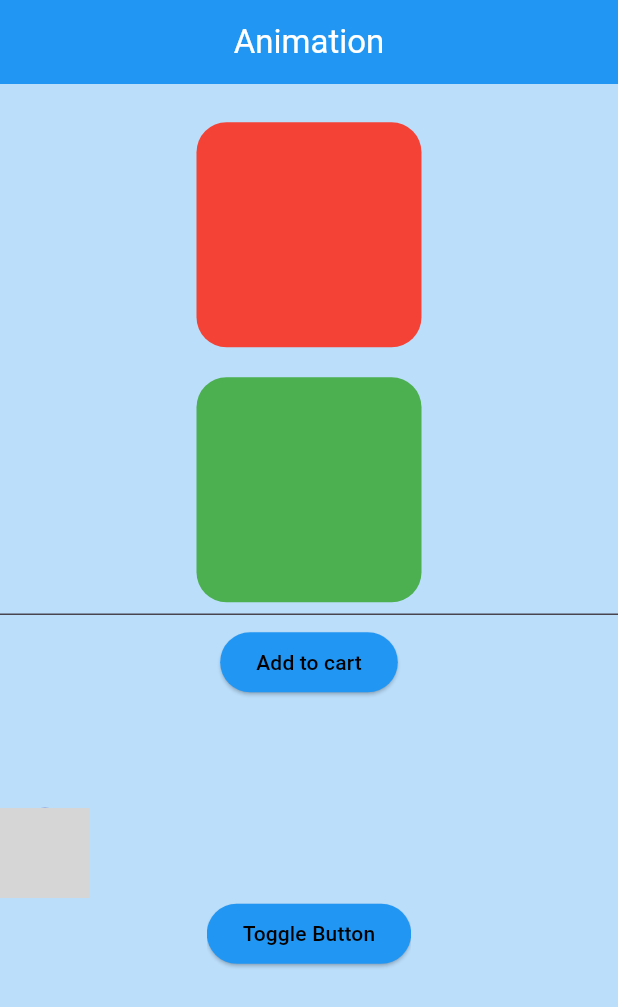
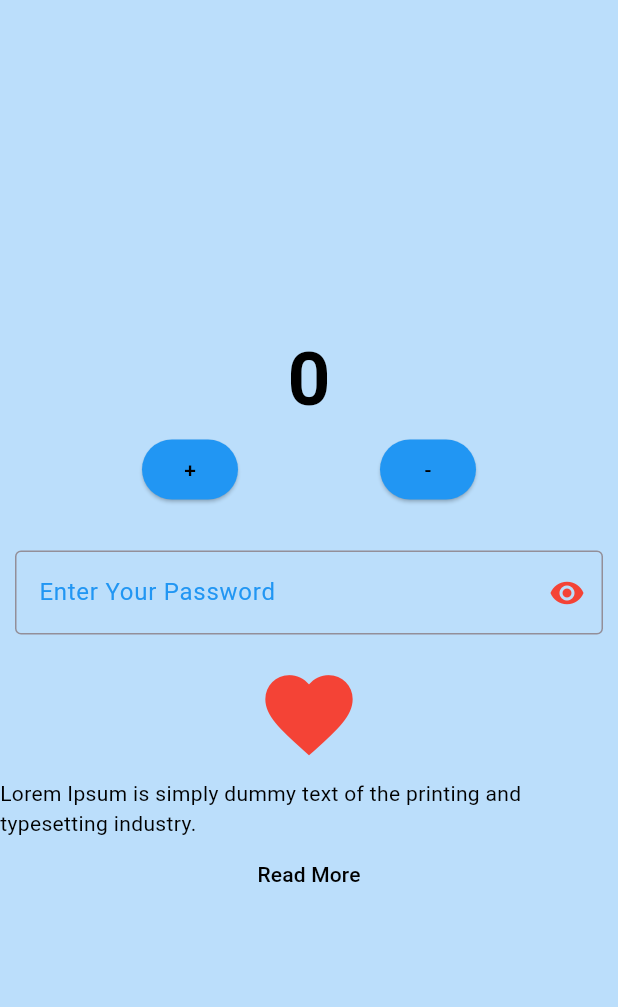
Before and after one commit to mdhasnat10/flutter_class, a Flutter app: the screen it shows after launch, on a phone screen of 412 x 824 dp. Shown: the top 1007 px of the screen. Run offline on Flutter 3.47's test engine with Material 3 defaults, Android fonts, the light colour scheme and no system bars; grey boxes are pictures that could not be loaded.

Commit message:
StateFulWidget_first_Class

```diff
--- a/lib/main.dart
+++ b/lib/main.dart
@@ -8,6 +8,7 @@ import 'package:module11_class1/module_12/class_1/page_2.dart';
 import 'package:module11_class1/module_12/class_1/page_3.dart';
 import 'package:module11_class1/module_12/class_2/module_12_class_2.dart';
 import 'package:module11_class1/module_12/class_3/animation.dart';
+import 'package:module11_class1/module_13/statefulWidget.dart';
 import 'module_11/Class_1/GridView_Builder.dart';
 import 'module_11/Class_1/HomePage_GridView.dart';
 import 'module_11/Class_1/Home_page_listView.dart';
@@ -27,8 +28,9 @@ class MyApp extends StatelessWidget {
         '/page-3': (context) => Page3(),
         '/page-2': (context) => Page2(name: 'Hasnat'),
         '/Module12Class3' : (context) => Module12Class3(),
+        '/Module13_Class1' : (context) => Module13_Class1(),
       },
-      initialRoute: '/Module12Class3',
+      initialRoute: '/Module13_Class1',
       debugShowCheckedModeBanner: false,
       theme: ThemeData(
         brightness: Brightness.dark,
--- /dev/null
+++ b/lib/module_13/statefulWidget.dart
@@ -0,0 +1,118 @@
+import 'package:flutter/material.dart';
+
+class Module13_Class1 extends StatefulWidget {
+  const Module13_Class1({super.key});
+
+  @override
+  State<Module13_Class1> createState() => _Module13_Class1State();
+}
+
+class _Module13_Class1State extends State<Module13_Class1> {
+  int number = 0;
+  bool isShow = false;
+  String LongText =
+      "Lorem Ipsum is simply dummy text of the printing and typesetting industry. Lorem Ipsum has been the industry's standard dummy text ever since the 1500s, when an unknown printer took a galley of type and scrambled it to make a type specimen book. It has survived not ";
+  bool isReadMore = false;
+  @override
+  Widget build(BuildContext context) {
+    return Scaffold(
+      body: Center(
+        child: Column(
+          mainAxisAlignment: .center,
+          crossAxisAlignment: CrossAxisAlignment.center,
+          children: [
+            Text(
+              number.toString(),
+              style: TextStyle(
+                fontSize: 50,
+                fontWeight: FontWeight.bold,
+                color: Colors.black,
+              ),
+            ),
+
+            Row(
+              mainAxisAlignment: .spaceEvenly,
+              children: [
+                ElevatedButton(
+                  onPressed: () {
+                    setState(() {
+                      number++;
+                      print(number);
+                    });
+                  },
+                  child: Text('+'),
+                ),
+                ElevatedButton(
+                  onPressed: () {
+                    setState(() {
+                      number--;
+                      print(number);
+                    });
+                  },
+                  child: Text('-'),
+                ),
+              ],
+            ),
+            SizedBox(height: 20),
+            Padding(
+              padding: const EdgeInsets.all(10.0),
+              child: TextField(
+                obscureText: isShow,
+                decoration: InputDecoration(
+                  border: OutlineInputBorder(),
+                  hintText: 'Enter Your Password',
+                  hintStyle: TextStyle(color: Colors.blue),
+                  suffixIcon: IconButton(
+                    onPressed: () {
+                      setState(() {
+                        isShow = !isShow;
+                      });
+                    },
+                    icon: Icon(
+                      isShow ? Icons.visibility_off : Icons.visibility,
+                      color: Colors.red,
+                    ),
+                  ),
+                ),
+              ),
+            ),
+            IconButton(
+              onPressed: () {
+                setState(() {
+                  isShow = !isShow;
+                });
+              },
+              icon: Icon(
+                isShow ? Icons.favorite_border : Icons.favorite,
+                color: Colors.red,
+                size: 70,
+              ),
+            ),
+
+            Column(
+              children: [
+                Text(
+                  isReadMore
+                      ? LongText
+                      : '''Lorem Ipsum is simply dummy text of the printing and typesetting industry.''',
+                  style: TextStyle(color: Colors.black),
+                ),
+                TextButton(
+                  onPressed: () {
+                    setState(() {
+                      isReadMore = !isReadMore;
+                    });
+                  },
+                  child: Text(
+                    isReadMore ? 'Hide' : 'Read More',
+                    style: TextStyle(color: Colors.black),
+                  ),
+                ),
+              ],
+            ),
+          ],
+        ),
+      ),
+    );
+  }
+}
```
